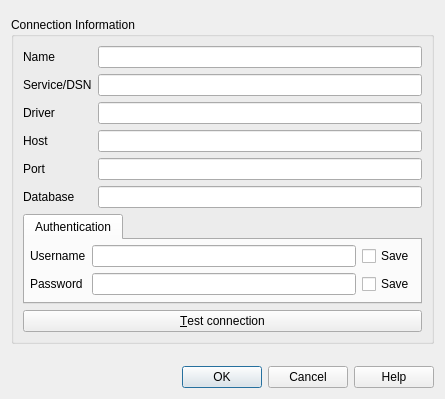
First picture: the form in src/ui/qgsdb2newconnectionbase.ui, repository qgis/QGIS, before the edit.
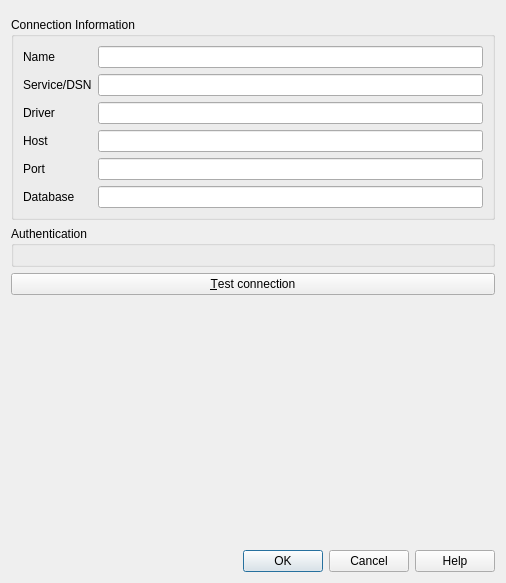
Second picture: the form after the edit. Custom widgets are drawn as their Qt base class.

Commit message: [auth] DB2 use the new authentication widget

```diff
--- a/src/ui/qgsdb2newconnectionbase.ui
+++ b/src/ui/qgsdb2newconnectionbase.ui
@@ -6,20 +6,41 @@
    <rect>
     <x>0</x>
     <y>0</y>
-    <width>445</width>
-    <height>399</height>
+    <width>506</width>
+    <height>583</height>
    </rect>
   </property>
   <property name="windowTitle">
    <string>Create a New DB2 Connection</string>
   </property>
-  <layout class="QGridLayout" name="gridLayout_3">
-   <item row="1" column="0">
+  <layout class="QVBoxLayout" name="verticalLayout">
+   <item>
+    <widget class="QgsMessageBar" name="bar" native="true">
+     <zorder>groupBox</zorder>
+    </widget>
+   </item>
+   <item>
     <widget class="QGroupBox" name="groupBox">
      <property name="title">
       <string>Connection Information</string>
      </property>
      <layout class="QGridLayout" name="gridLayout_2">
+      <item row="4" column="1">
+       <widget class="QLineEdit" name="txtPort"/>
+      </item>
+      <item row="3" column="1">
+       <widget class="QLineEdit" name="txtHost"/>
+      </item>
+      <item row="1" column="0">
+       <widget class="QLabel" name="DB2ServiceLabel">
+        <property name="text">
+         <string>Service/DSN</string>
+        </property>
+       </widget>
+      </item>
+      <item row="1" column="1">
+       <widget class="QLineEdit" name="txtService"/>
+      </item>
       <item row="2" column="0">
        <widget class="QLabel" name="DB2ServiceLabel_2">
         <property name="text">
@@ -27,8 +48,8 @@
         </property>
        </widget>
       </item>
-      <item row="2" column="1">
-       <widget class="QLineEdit" name="txtDriver"/>
+      <item row="0" column="1">
+       <widget class="QLineEdit" name="txtName"/>
       </item>
       <item row="3" column="0">
        <widget class="QLabel" name="DB2HostLabel">
@@ -37,12 +58,16 @@
         </property>
        </widget>
       </item>
+      <item row="5" column="0">
+       <widget class="QLabel" name="database">
+        <property name="text">
+         <string>Database</string>
+        </property>
+       </widget>
+      </item>
       <item row="5" column="1">
        <widget class="QLineEdit" name="txtDatabase"/>
       </item>
-      <item row="3" column="1">
-       <widget class="QLineEdit" name="txtHost"/>
-      </item>
       <item row="4" column="0">
        <widget class="QLabel" name="DB2port">
         <property name="text">
@@ -50,16 +75,6 @@
         </property>
        </widget>
       </item>
-      <item row="4" column="1">
-       <widget class="QLineEdit" name="txtPort"/>
-      </item>
-      <item row="5" column="0">
-       <widget class="QLabel" name="database">
-        <property name="text">
-         <string>Database</string>
-        </property>
-       </widget>
-      </item>
       <item row="0" column="0">
        <widget class="QLabel" name="DB2ServiceLabel_3">
         <property name="text">
@@ -67,106 +82,32 @@
         </property>
        </widget>
       </item>
-      <item row="1" column="0">
-       <widget class="QLabel" name="DB2ServiceLabel">
-        <property name="text">
-         <string>Service/DSN</string>
-        </property>
-       </widget>
+      <item row="2" column="1">
+       <widget class="QLineEdit" name="txtDriver"/>
       </item>
-      <item row="1" column="1">
-       <widget class="QLineEdit" name="txtService"/>
+     </layout>
+    </widget>
+   </item>
+   <item>
+    <widget class="QGroupBox" name="mAuthGroupBox">
+     <property name="title">
+      <string>Authentication</string>
+     </property>
+     <layout class="QGridLayout" name="gridLayout">
+      <item row="0" column="0">
+       <widget class="QgsAuthSettingsWidget" name="mAuthSettings" native="true"/>
       </item>
-      <item row="0" column="1">
-       <widget class="QLineEdit" name="txtName"/>
-      </item>
-      <item row="7" column="0" colspan="2">
-       <widget class="QPushButton" name="btnConnect">
-        <property name="text">
-         <string>&amp;Test connection</string>
-        </property>
-       </widget>
-      </item>
-      <item row="6" column="0" colspan="2">
-       <widget class="QTabWidget" name="tabAuthentication">
-        <property name="sizePolicy">
-         <sizepolicy hsizetype="Expanding" vsizetype="Maximum">
-          <horstretch>0</horstretch>
-          <verstretch>0</verstretch>
-         </sizepolicy>
-        </property>
-        <property name="currentIndex">
-         <number>0</number>
-        </property>
-        <widget class="QWidget" name="tabBasic">
-         <attribute name="title">
-          <string>Authentication</string>
-         </attribute>
-         <layout class="QGridLayout" name="gridLayout">
-          <property name="leftMargin">
-           <number>5</number>
-          </property>
-          <property name="topMargin">
-           <number>5</number>
-          </property>
-          <property name="rightMargin">
-           <number>5</number>
-          </property>
-          <property name="bottomMargin">
-           <number>5</number>
-          </property>
-          <item row="0" column="0">
-           <widget class="QLabel" name="TextLabel3">
-            <property name="text">
-             <string>Username</string>
-            </property>
-            <property name="buddy">
-             <cstring>txtUsername</cstring>
-            </property>
-           </widget>
-          </item>
-          <item row="1" column="1">
-           <widget class="QgsPasswordLineEdit" name="txtPassword">
-            <property name="echoMode">
-             <enum>QLineEdit::Password</enum>
-            </property>
-           </widget>
-          </item>
-          <item row="0" column="2">
-           <widget class="QCheckBox" name="chkStoreUsername">
-            <property name="text">
-             <string>Save</string>
-            </property>
-           </widget>
-          </item>
-          <item row="1" column="0">
-           <widget class="QLabel" name="TextLabel3_2">
-            <property name="text">
-             <string>Password</string>
-            </property>
-            <property name="buddy">
-             <cstring>txtPassword</cstring>
-            </property>
-           </widget>
-          </item>
-          <item row="0" column="1">
-           <widget class="QLineEdit" name="txtUsername"/>
-          </item>
-          <item row="1" column="2">
-           <widget class="QCheckBox" name="chkStorePassword">
-            <property name="text">
-             <string>Save</string>
-            </property>
-           </widget>
-          </item>
-         </layout>
-        </widget>
-       </widget>
-      </item>
      </layout>
     </widget>
    </item>
-   <item row="2" column="0">
+   <item>
+    <widget class="QPushButton" name="btnConnect">
+     <property name="text">
+      <string>&amp;Test connection</string>
+     </property>
+    </widget>
+   </item>
+   <item>
     <spacer name="verticalSpacer">
      <property name="orientation">
       <enum>Qt::Vertical</enum>
@@ -174,12 +115,12 @@
      <property name="sizeHint" stdset="0">
       <size>
        <width>20</width>
-       <height>0</height>
+       <height>40</height>
       </size>
      </property>
     </spacer>
    </item>
-   <item row="3" column="0">
+   <item>
     <widget class="QDialogButtonBox" name="buttonBox">
      <property name="orientation">
       <enum>Qt::Horizontal</enum>
@@ -189,16 +130,14 @@
      </property>
     </widget>
    </item>
-   <item row="0" column="0">
-    <widget class="QgsMessageBar" name="bar" native="true"/>
-   </item>
   </layout>
  </widget>
  <customwidgets>
   <customwidget>
-   <class>QgsPasswordLineEdit</class>
-   <extends>QLineEdit</extends>
-   <header>qgspasswordlineedit.h</header>
+   <class>QgsAuthSettingsWidget</class>
+   <extends>QWidget</extends>
+   <header>auth/qgsauthsettingswidget.h</header>
+   <container>1</container>
   </customwidget>
   <customwidget>
    <class>QgsMessageBar</class>
```
Left out of the diff: 6 changed lines with no effect on the pictures. The commit also changes 2 other files.
